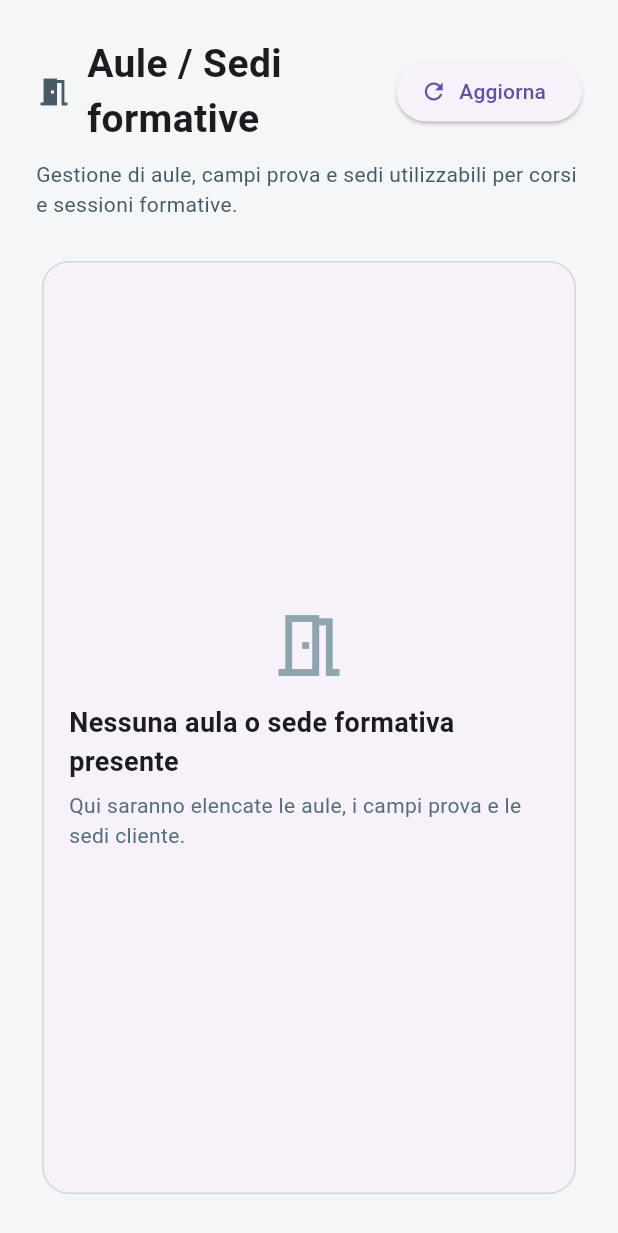
After one commit to fepformazione-svg/gestionale_sicurezza, a Flutter app: the ImpostazioniPage screen opened directly, after a tap on "Aule / Sedi formative", on a phone screen of 412 x 824 dp. The commit adds this screen. Shown: the top 1233 px of the screen. Run offline on Flutter 3.47's test engine with Material 3 defaults, Android fonts, the phone set to English and light mode, and no system bars; our stand-ins replace file_picker, open_file, pdf, printing, sqflite, sqflite_common_ffi; missing offline and left inert: excel; accounts and stored records are empty; Roboto replaces fonts that are missing (Segoe UI).

Commit message:
SET-AULE001 crea sezione aule sedi formative

```diff
--- /dev/null
+++ b/lib/models/aula_sede.dart
@@ -0,0 +1,81 @@
+class AulaSede {
+  final int? id;
+  final String denominazione;
+  final String tipo;
+  final String indirizzo;
+  final String comune;
+  final int? capienza;
+  final String note;
+  final bool attiva;
+  final String? createdAt;
+  final String? updatedAt;
+
+  AulaSede({
+    this.id,
+    required this.denominazione,
+    required this.tipo,
+    required this.indirizzo,
+    required this.comune,
+    this.capienza,
+    required this.note,
+    required this.attiva,
+    this.createdAt,
+    this.updatedAt,
+  });
+
+  factory AulaSede.fromMap(Map<String, dynamic> map) {
+    return AulaSede(
+      id: map['id'] as int?,
+      denominazione: map['denominazione'] as String? ?? '',
+      tipo: map['tipo'] as String? ?? 'Aula',
+      indirizzo: map['indirizzo'] as String? ?? '',
+      comune: map['comune'] as String? ?? '',
+      capienza: map['capienza'] as int?,
+      note: map['note'] as String? ?? '',
+      attiva: (map['attiva'] as int? ?? 1) == 1,
+      createdAt: map['created_at'] as String?,
+      updatedAt: map['updated_at'] as String?,
+    );
+  }
+
+  Map<String, dynamic> toMap() {
+    return {
+      'id': id,
+      'denominazione': denominazione,
+      'tipo': tipo,
+      'indirizzo': indirizzo,
+      'comune': comune,
+      'capienza': capienza,
+      'note': note,
+      'attiva': attiva ? 1 : 0,
+      'created_at': createdAt,
+      'updated_at': updatedAt,
+    };
+  }
+
+  AulaSede copyWith({
+    int? id,
+    String? denominazione,
+    String? tipo,
+    String? indirizzo,
+    String? comune,
+    int? capienza,
+    String? note,
+    bool? attiva,
+    String? createdAt,
+    String? updatedAt,
+  }) {
+    return AulaSede(
+      id: id ?? this.id,
+      denominazione: denominazione ?? this.denominazione,
+      tipo: tipo ?? this.tipo,
+      indirizzo: indirizzo ?? this.indirizzo,
+      comune: comune ?? this.comune,
+      capienza: capienza ?? this.capienza,
+      note: note ?? this.note,
+      attiva: attiva ?? this.attiva,
+      createdAt: createdAt ?? this.createdAt,
+      updatedAt: updatedAt ?? this.updatedAt,
+    );
+  }
+}
--- /dev/null
+++ b/lib/pages/aule_sedi_page.dart
@@ -0,0 +1,198 @@
+import 'package:flutter/material.dart';
+
+import '../models/aula_sede.dart';
+import '../services/app_database.dart';
+
+class AuleSediPage extends StatefulWidget {
+  const AuleSediPage({super.key});
+
+  @override
+  State<AuleSediPage> createState() => _AuleSediPageState();
+}
+
+class _AuleSediPageState extends State<AuleSediPage> {
+  List<AulaSede> auleSedi = [];
+  bool caricamento = true;
+
+  @override
+  void initState() {
+    super.initState();
+    caricaAuleSedi();
+  }
+
+  Future<void> caricaAuleSedi() async {
+    setState(() => caricamento = true);
+
+    final dati = await AppDatabase.instance.getAuleSedi();
+
+    if (!mounted) return;
+
+    setState(() {
+      auleSedi = dati;
+      caricamento = false;
+    });
+  }
+
+  String testoCapienza(AulaSede aulaSede) {
+    if (aulaSede.capienza == null) return '-';
+    if (aulaSede.capienza! <= 0) return '-';
+    return aulaSede.capienza.toString();
+  }
+
+  Widget badgeTipo(String tipo) {
+    return Container(
+      padding: const EdgeInsets.symmetric(horizontal: 10, vertical: 5),
+      decoration: BoxDecoration(
+        color: Colors.blueGrey.shade50,
+        borderRadius: BorderRadius.circular(999),
+        border: Border.all(color: Colors.blueGrey.shade100),
+      ),
+      child: Text(
+        tipo,
+        style: TextStyle(
+          color: Colors.blueGrey.shade800,
+          fontWeight: FontWeight.w600,
+          fontSize: 12,
+        ),
+      ),
+    );
+  }
+
+  Widget badgeStato(bool attiva) {
+    return Container(
+      padding: const EdgeInsets.symmetric(horizontal: 10, vertical: 5),
+      decoration: BoxDecoration(
+        color: attiva ? Colors.green.shade50 : Colors.grey.shade200,
+        borderRadius: BorderRadius.circular(999),
+        border: Border.all(
+          color: attiva ? Colors.green.shade200 : Colors.grey.shade400,
+        ),
+      ),
+      child: Text(
+        attiva ? 'Attiva' : 'Non attiva',
+        style: TextStyle(
+          color: attiva ? Colors.green.shade800 : Colors.grey.shade700,
+          fontWeight: FontWeight.w600,
+          fontSize: 12,
+        ),
+      ),
+    );
+  }
+
+  @override
+  Widget build(BuildContext context) {
+    return Scaffold(
+      backgroundColor: const Color(0xFFF4F6F8),
+      body: Padding(
+        padding: const EdgeInsets.all(24),
+        child: Column(
+          crossAxisAlignment: CrossAxisAlignment.start,
+          children: [
+            Row(
+              children: [
+                Icon(Icons.meeting_room, color: Colors.blueGrey.shade700),
+                const SizedBox(width: 10),
+                const Expanded(
+                  child: Text(
+                    'Aule / Sedi formative',
+                    style: TextStyle(fontSize: 26, fontWeight: FontWeight.bold),
+                  ),
+                ),
+                ElevatedButton.icon(
+                  onPressed: caricaAuleSedi,
+                  icon: const Icon(Icons.refresh),
+                  label: const Text('Aggiorna'),
+                ),
+              ],
+            ),
+            const SizedBox(height: 8),
+            Text(
+              'Gestione di aule, campi prova e sedi utilizzabili per corsi e sessioni formative.',
+              style: TextStyle(color: Colors.blueGrey.shade700),
+            ),
+            const SizedBox(height: 24),
+            Expanded(
+              child: Card(
+                elevation: 0,
+                shape: RoundedRectangleBorder(
+                  borderRadius: BorderRadius.circular(18),
+                  side: BorderSide(color: Colors.blueGrey.shade100),
+                ),
+                child: Padding(
+                  padding: const EdgeInsets.all(18),
+                  child: caricamento
+                      ? const Center(child: CircularProgressIndicator())
+                      : auleSedi.isEmpty
+                      ? Center(
+                          child: Column(
+                            mainAxisSize: MainAxisSize.min,
+                            children: [
+                              Icon(
+                                Icons.meeting_room_outlined,
+                                size: 54,
+                                color: Colors.blueGrey.shade300,
+                              ),
+                              const SizedBox(height: 12),
+                              const Text(
+                                'Nessuna aula o sede formativa presente',
+                                style: TextStyle(
+                                  fontSize: 18,
+                                  fontWeight: FontWeight.w600,
+                                ),
+                              ),
+                              const SizedBox(height: 6),
+                              Text(
+                                'Qui saranno elencate le aule, i campi prova e le sedi cliente.',
+                                style: TextStyle(
+                                  color: Colors.blueGrey.shade600,
+                                ),
+                              ),
+                            ],
+                          ),
+                        )
+                      : SingleChildScrollView(
+                          scrollDirection: Axis.horizontal,
+                          child: DataTable(
+                            headingRowColor: WidgetStatePropertyAll(
+                              Colors.blueGrey.shade50,
+                            ),
+                            columns: const [
+                              DataColumn(label: Text('Denominazione')),
+                              DataColumn(label: Text('Tipo')),
+                              DataColumn(label: Text('Indirizzo')),
+                              DataColumn(label: Text('Comune')),
+                              DataColumn(label: Text('Capienza')),
+                              DataColumn(label: Text('Stato')),
+                              DataColumn(label: Text('Note')),
+                            ],
+                            rows: auleSedi.map((aulaSede) {
+                              return DataRow(
+                                cells: [
+                                  DataCell(
+                                    Text(
+                                      aulaSede.denominazione,
+                                      style: const TextStyle(
+                                        fontWeight: FontWeight.w600,
+                                      ),
+                                    ),
+                                  ),
+                                  DataCell(badgeTipo(aulaSede.tipo)),
+                                  DataCell(Text(aulaSede.indirizzo)),
+                                  DataCell(Text(aulaSede.comune)),
+                                  DataCell(Text(testoCapienza(aulaSede))),
+                                  DataCell(badgeStato(aulaSede.attiva)),
+                                  DataCell(Text(aulaSede.note)),
+                                ],
+                              );
+                            }).toList(),
+                          ),
+                        ),
+                ),
+              ),
+            ),
+          ],
+        ),
+      ),
+    );
+  }
+}
--- a/lib/pages/impostazioni_page.dart
+++ b/lib/pages/impostazioni_page.dart
@@ -3,6 +3,7 @@ import 'dati_azienda_page.dart';
 import 'medici_strutture_page.dart';
 import 'visite_mediche_page.dart';
 import 'docenti_page.dart';
+import 'aule_sedi_page.dart';
 
 class ImpostazioniPage extends StatelessWidget {
   const ImpostazioniPage({super.key});
@@ -66,6 +67,17 @@ class ImpostazioniPage extends StatelessWidget {
               Navigator.of(
                 context,
               ).push(MaterialPageRoute(builder: (_) => const DocentiPage()));
+            },
+          ),
+          _SezioneImpostazioniCard(
+            icona: Icons.meeting_room_rounded,
+            titolo: 'Aule / Sedi formative',
+            descrizione:
+                'Gestisci aule, campi prova e sedi cliente per i corsi.',
+            onTap: () {
+              Navigator.of(
+                context,
+              ).push(MaterialPageRoute(builder: (_) => const AuleSediPage()));
             },
           ),
           SizedBox(height: 12),
--- a/lib/services/app_database.dart
+++ b/lib/services/app_database.dart
@@ -3,6 +3,8 @@ import 'dart:io';
 import 'package:flutter/foundation.dart';
 import 'package:path/path.dart';
 import 'package:sqflite_common_ffi/sqflite_ffi.dart';
+
+import '../models/aula_sede.dart';
 
 class AppDatabase {
   AppDatabase._();
@@ -271,6 +273,21 @@ class AppDatabase {
     updated_at TEXT
   )
 ''');
+
+    await db.execute('''
+  CREATE TABLE IF NOT EXISTS aule_sedi (
+    id INTEGER PRIMARY KEY AUTOINCREMENT,
+    denominazione TEXT NOT NULL,
+    tipo TEXT NOT NULL DEFAULT 'Aula',
+    indirizzo TEXT NOT NULL DEFAULT '',
+    comune TEXT NOT NULL DEFAULT '',
+    capienza INTEGER,
+    note TEXT NOT NULL DEFAULT '',
+    attiva INTEGER NOT NULL DEFAULT 1,
+    created_at TEXT,
+    updated_at TEXT
+  )
+''');
   }
 
   Future<void> _ensureAllColumns(Database db) async {
@@ -409,6 +426,18 @@ class AppDatabase {
       'logo_path': 'TEXT',
       'note': 'TEXT',
       'created_at': 'TEXT DEFAULT CURRENT_TIMESTAMP',
+      'updated_at': 'TEXT',
+    });
+
+    await _ensureColumns(db, 'aule_sedi', {
+      'denominazione': "TEXT NOT NULL DEFAULT ''",
+      'tipo': "TEXT NOT NULL DEFAULT 'Aula'",
+      'indirizzo': "TEXT NOT NULL DEFAULT ''",
+      'comune': "TEXT NOT NULL DEFAULT ''",
+      'capienza': 'INTEGER',
+      'note': "TEXT NOT NULL DEFAULT ''",
+      'attiva': 'INTEGER NOT NULL DEFAULT 1',
+      'created_at': 'TEXT',
       'updated_at': 'TEXT',
     });
   }
@@ -564,6 +593,18 @@ class AppDatabase {
 
     await db.execute(
       'CREATE INDEX IF NOT EXISTS idx_docenti_attivo ON docenti(attivo)',
+    );
+
+    await db.execute(
+      'CREATE INDEX IF NOT EXISTS idx_aule_sedi_tipo ON aule_sedi(tipo)',
+    );
+
+    await db.execute(
+      'CREATE INDEX IF NOT EXISTS idx_aule_sedi_denominazione ON aule_sedi(denominazione)',
+    );
+
+    await db.execute(
+      'CREATE INDEX IF NOT EXISTS idx_aule_sedi_attiva ON aule_sedi(attiva)',
     );
   }
 
@@ -988,4 +1029,43 @@ class AppDatabase {
       _database = null;
     }
   }
+
+  Future<List<AulaSede>> getAuleSedi() async {
+    final db = await database;
+
+    final rows = await db.query(
+      'aule_sedi',
+      orderBy: 'attiva DESC, denominazione ASC',
+    );
+
+    return rows.map((row) => AulaSede.fromMap(row)).toList();
+  }
+
+  Future<int> inserisciAulaSede(AulaSede aulaSede) async {
+    final db = await database;
+    final now = DateTime.now().toIso8601String();
+
+    final data = aulaSede.toMap();
+    data.remove('id');
+    data['created_at'] = now;
+    data['updated_at'] = now;
+
+    return db.insert('aule_sedi', data);
+  }
+
+  Future<int> aggiornaAulaSede(AulaSede aulaSede) async {
+    final db = await database;
+    final now = DateTime.now().toIso8601String();
+
+    final data = aulaSede.toMap();
+    data.remove('id');
+    data['updated_at'] = now;
+
+    return db.update(
+      'aule_sedi',
+      data,
+      where: 'id = ?',
+      whereArgs: [aulaSede.id],
+    );
+  }
 }
```
